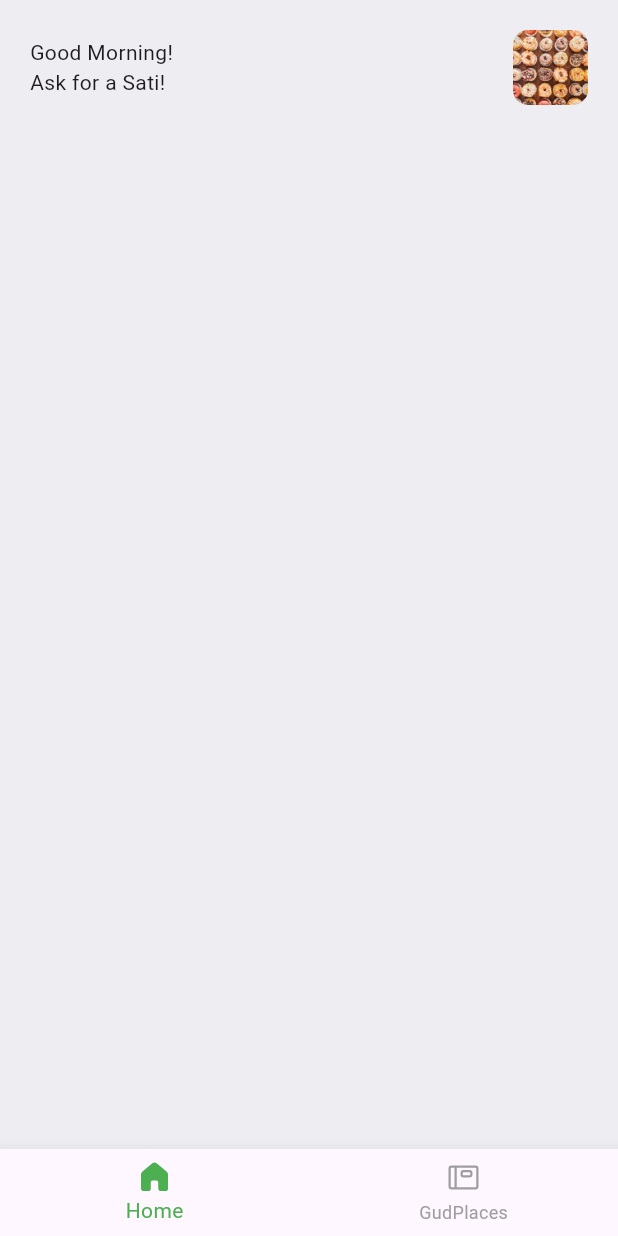
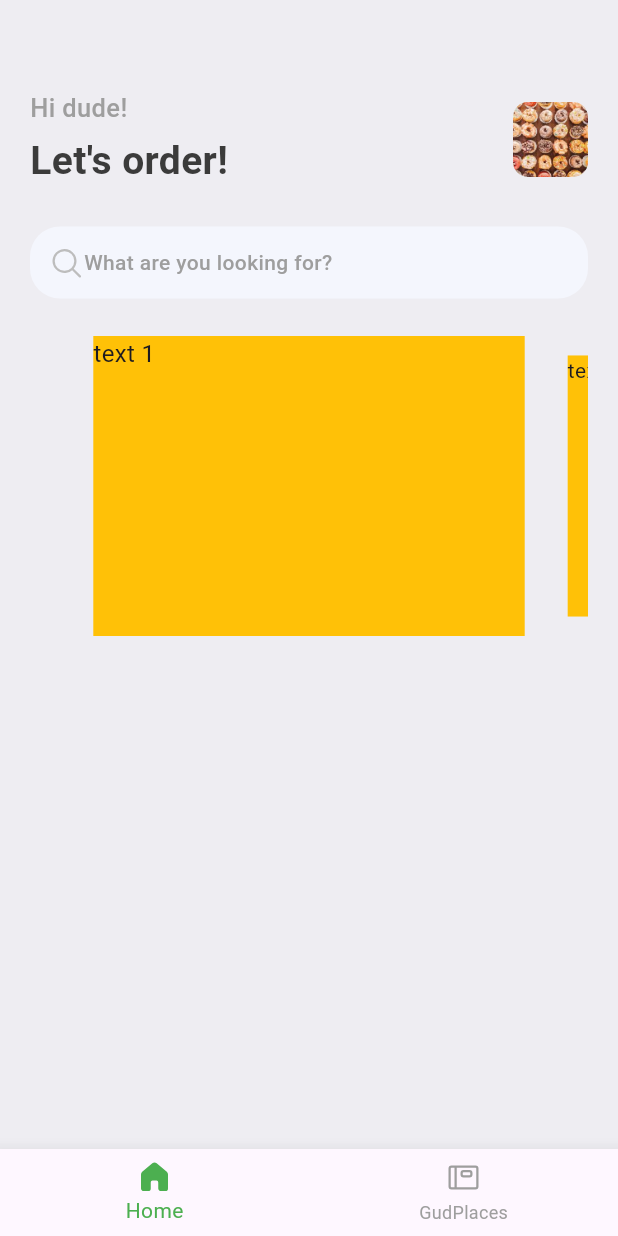
Before and after one commit to kevsalcedo/sapp_flutterxy, a Flutter app: the screen it shows after launch, on a phone screen of 412 x 824 dp. Run offline on Flutter 3.47's test engine with Material 2 defaults, Android fonts, the phone set to English and light mode, and no system bars; drawn by our look-alikes of carousel_slider; our stand-ins replace fluentui_system_icons, gap.

```diff
--- a/lib/screens/home_screen.dart
+++ b/lib/screens/home_screen.dart
@@ -1,5 +1,9 @@
+import 'package:fluentui_system_icons/fluentui_system_icons.dart';
 import 'package:flutter/cupertino.dart';
 import 'package:flutter/material.dart';
+import 'package:gap/gap.dart';
+import 'package:carousel_slider/carousel_slider.dart';
+import '../utils/app_styles.dart';
 
 class HomeScreen extends StatelessWidget {
   const HomeScreen({Key? key}) : super(key: key);
@@ -7,21 +11,29 @@ class HomeScreen extends StatelessWidget {
   @override
   Widget build(BuildContext context) {
     return Scaffold(
-      backgroundColor: Color(0xFFeeedf2),
+      backgroundColor: Styles.bgColor,
       body: ListView(
         children: [
           Container(
             padding: const EdgeInsets.all(20),
             child: Column(
               children: [
+                const Gap(40),
                 Row(
                   mainAxisAlignment: MainAxisAlignment.spaceBetween,
                   children: [
                     Column(
                       crossAxisAlignment: CrossAxisAlignment.start,
-                      children: const [
-                        Text("Good Morning!"),
-                        Text("Ask for a Sati!"),
+                      children: [
+                        Text(
+                          "Hi dude!",
+                          style: Styles.headLineStyle3,
+                        ),
+                        const Gap(5),
+                        Text(
+                          "Let's order!",
+                          style: Styles.headLineStyle1,
+                        ),
                       ],
                     ),
                     Container(
@@ -37,6 +49,55 @@ class HomeScreen extends StatelessWidget {
                     ),
                   ],
                 ),
+                const Gap(25),
+                Container(
+                  decoration: BoxDecoration(
+                      borderRadius: BorderRadius.circular(20),
+                      color: const Color(0xfff4f6fd)),
+                  padding:
+                      const EdgeInsets.symmetric(horizontal: 12, vertical: 12),
+                  child: Row(
+                    children: [
+                      const Icon(FluentIcons.search_24_regular,
+                          color: Color(0xffBDBDBD)),
+                      Text("What are you looking for?",
+                          style: Styles.headLineStyle4),
+                    ],
+                  ),
+                ),
+                const Gap(25),
+                Container(
+                  height: 200,
+                  width: double.infinity,
+                  child: CarouselSlider(
+                    options: CarouselOptions(
+                      height: 400.0,
+                      initialPage: 0,
+                      enableInfiniteScroll: false,
+                      autoPlay: true,
+                      autoPlayInterval: const Duration(seconds: 3),
+                      autoPlayCurve: Curves.fastOutSlowIn,
+                      enlargeCenterPage: true,
+                      enlargeFactor: 0.3,
+                    ),
+                    items: [1, 2, 3].map((i) {
+                      return Builder(
+                        builder: (BuildContext context) {
+                          return Container(
+                              width: MediaQuery.of(context).size.width,
+                              margin:
+                                  const EdgeInsets.symmetric(horizontal: 5.0),
+                              decoration:
+                                  const BoxDecoration(color: Colors.amber),
+                              child: Text(
+                                'text $i',
+                                style: const TextStyle(fontSize: 16.0),
+                              ));
+                        },
+                      );
+                    }).toList(),
+                  ),
+                ),
               ],
             ),
           ),
```
